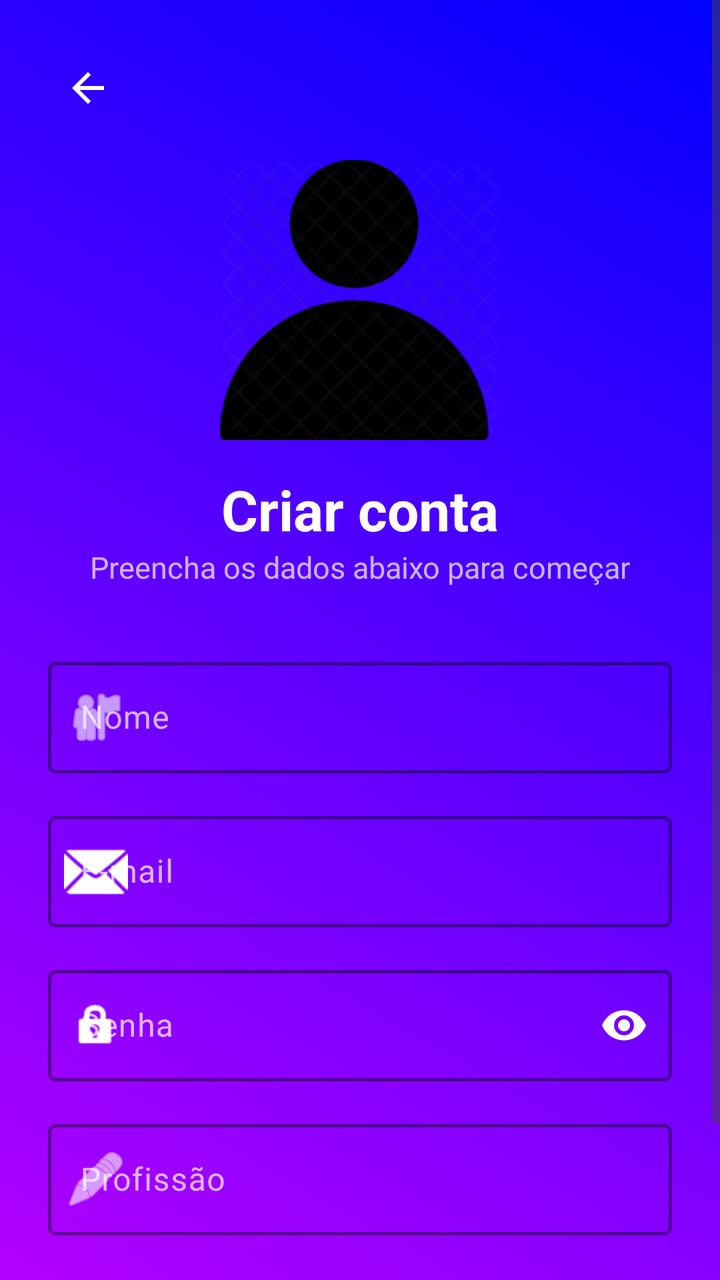
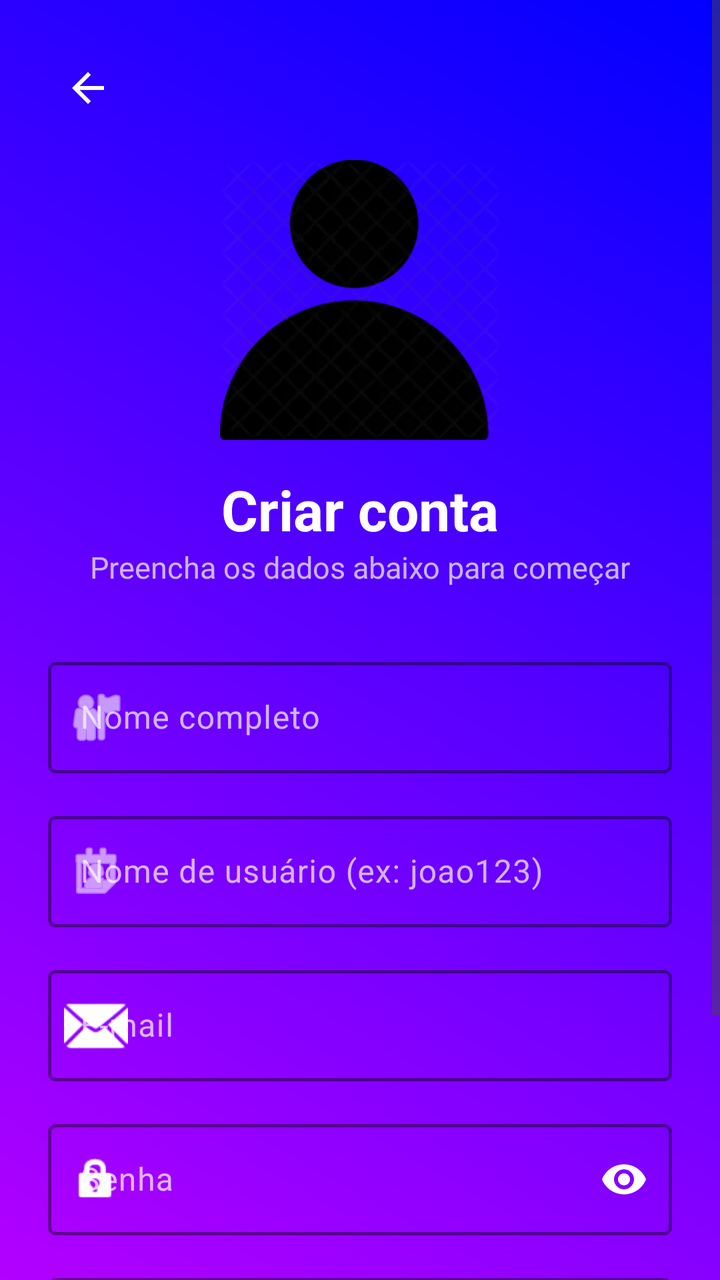

Two renders of the same Android screen: before a commit and after it. Below are the layout's source before the change and the commit's diff.
<!-- AndroidManifest.xml: application theme Theme.PlataformaRemota -->
<!-- res/layout/activity_cadastro.xml -->
<?xml version="1.0" encoding="utf-8"?>
<ScrollView xmlns:android="http://schemas.android.com/apk/res/android"
    xmlns:app="http://schemas.android.com/apk/res-auto"
    xmlns:tools="http://schemas.android.com/tools"
    android:layout_width="match_parent"
    android:layout_height="match_parent"
    android:background="@drawable/background_gradiente"
    android:fillViewport="true">

    <LinearLayout
        android:layout_width="match_parent"
        android:layout_height="wrap_content"
        android:orientation="vertical"
        android:padding="24dp">

        
        <LinearLayout
            android:layout_width="match_parent"
            android:layout_height="wrap_content"
            android:gravity="center_vertical"
            android:orientation="horizontal"
            android:layout_marginBottom="16dp">

            <ImageView
                android:id="@+id/btnVoltarCadastro"
                android:layout_width="40dp"
                android:layout_height="40dp"
                android:padding="8dp"
                android:background="?attr/selectableItemBackgroundBorderless"
                android:clickable="true"
                android:focusable="true"
                android:contentDescription="Voltar"
                android:src="@drawable/ic_arrow_back"
                app:tint="@color/white" />
        </LinearLayout>

        
        <LinearLayout
            android:layout_width="match_parent"
            android:layout_height="wrap_content"
            android:gravity="center_horizontal"
            android:orientation="vertical">

            <ImageView
                android:id="@+id/imageView"
                android:layout_width="140dp"
                android:layout_height="140dp"
                android:layout_marginBottom="16dp"
                android:scaleType="fitCenter"
                android:contentDescription="Ilustração de cadastro"
                app:srcCompat="@drawable/user_imagem" />

            <TextView
                android:layout_width="match_parent"
                android:layout_height="wrap_content"
                android:text="Criar conta"
                android:textAlignment="center"
                android:textColor="@color/white"
                android:textSize="28sp"
                android:textStyle="bold" />

            <TextView
                android:layout_width="match_parent"
                android:layout_height="wrap_content"
                android:layout_marginBottom="32dp"
                android:text="Preencha os dados abaixo para começar"
                android:textAlignment="center"
                android:textColor="#B3FFFFFF"
                android:textSize="15sp" />
        </LinearLayout>

        
        <com.google.android.material.textfield.TextInputLayout
            style="@style/Widget.Material3.TextInputLayout.OutlinedBox"
            android:layout_width="match_parent"
            android:layout_height="wrap_content"
            android:layout_marginBottom="16dp"
            android:hint="Nome"
            android:textColorHint="#B3FFFFFF"
            app:boxStrokeColor="@color/white"
            app:boxStrokeWidth="1.5dp"
            app:boxBackgroundColor="@android:color/transparent"
            app:hintTextColor="@color/white"
            app:startIconDrawable="@android:drawable/ic_menu_myplaces"
            app:startIconTint="@color/white">

            <com.google.android.material.textfield.TextInputEditText
                android:id="@+id/edtNome"
                android:layout_width="match_parent"
                android:layout_height="wrap_content"
                android:inputType="textPersonName"
                android:textColor="@color/white" />
        </com.google.android.material.textfield.TextInputLayout>

        
        <com.google.android.material.textfield.TextInputLayout
            style="@style/Widget.Material3.TextInputLayout.OutlinedBox"
            android:layout_width="match_parent"
            android:layout_height="wrap_content"
            android:layout_marginBottom="16dp"
            android:hint="E-mail"
            android:textColorHint="#B3FFFFFF"
            app:boxStrokeColor="@color/white"
            app:boxStrokeWidth="1.5dp"
            app:boxBackgroundColor="@android:color/transparent"
            app:hintTextColor="@color/white"
            app:startIconDrawable="@android:drawable/ic_dialog_email"
            app:startIconTint="@color/white">

            <com.google.android.material.textfield.TextInputEditText
                android:id="@+id/edtEmail"
                android:layout_width="match_parent"
                android:layout_height="wrap_content"
                android:inputType="textEmailAddress"
                android:textColor="@color/white" />
        </com.google.android.material.textfield.TextInputLayout>

        
        <com.google.android.material.textfield.TextInputLayout
            style="@style/Widget.Material3.TextInputLayout.OutlinedBox"
            android:layout_width="match_parent"
            android:layout_height="wrap_content"
            android:layout_marginBottom="16dp"
            android:hint="Senha"
            android:textColorHint="#B3FFFFFF"
            app:boxStrokeColor="@color/white"
            app:boxStrokeWidth="1.5dp"
            app:boxBackgroundColor="@android:color/transparent"
            app:hintTextColor="@color/white"
            app:endIconMode="password_toggle"
            app:endIconTint="@color/white"
            app:startIconDrawable="@android:drawable/ic_lock_idle_lock"
            app:startIconTint="@color/white">

            <com.google.android.material.textfield.TextInputEditText
                android:id="@+id/edtSenha"
                android:layout_width="match_parent"
                android:layout_height="wrap_content"
                android:inputType="textPassword"
                android:textColor="@color/white" />
        </com.google.android.material.textfield.TextInputLayout>

        
        <com.google.android.material.textfield.TextInputLayout
            style="@style/Widget.Material3.TextInputLayout.OutlinedBox"
            android:layout_width="match_parent"
            android:layout_height="wrap_content"
            android:layout_marginBottom="32dp"
            android:hint="Profissão"
            android:textColorHint="#B3FFFFFF"
            app:boxStrokeColor="@color/white"
            app:boxStrokeWidth="1.5dp"
            app:boxBackgroundColor="@android:color/transparent"
            app:hintTextColor="@color/white"
            app:startIconDrawable="@android:drawable/ic_menu_edit"
            app:startIconTint="@color/white">

            <com.google.android.material.textfield.TextInputEditText
                android:id="@+id/edtProfissao"
                android:layout_width="match_parent"
                android:layout_height="wrap_content"
                android:inputType="text"
                android:textColor="@color/white" />
        </com.google.android.material.textfield.TextInputLayout>

        
        <com.google.android.material.button.MaterialButton
            android:id="@+id/btnSalvar"
            android:layout_width="match_parent"
            android:layout_height="56dp"
            android:backgroundTint="#0D226B"
            android:text="CADASTRAR"
            android:textColor="@color/white"
            android:textSize="16sp"
            android:textStyle="bold"
            app:cornerRadius="28dp"
            app:elevation="4dp" />

    </LinearLayout>

</ScrollView>
<!-- resources referenced by this layout -->
<resources>
  <color name="white">#FFFFFFFF</color>
  <!-- drawable background_gradiente (drawable) -->
  <?xml version="1.0" encoding="utf-8"?>
  <shape xmlns:android="http://schemas.android.com/apk/res/android">
      <gradient
          android:startColor="#B300FF"
          android:endColor="#0000FF"
          android:angle="45"/>
  </shape>
  <!-- drawable ic_arrow_back (drawable) -->
  <vector xmlns:android="http://schemas.android.com/apk/res/android" android:autoMirrored="true" android:height="24dp" android:tint="#000000" android:viewportHeight="960" android:viewportWidth="960" android:width="24dp">
        
      <path android:fillColor="@android:color/white" android:pathData="M313,520L537,744L480,800L160,480L480,160L537,216L313,440L800,440L800,520L313,520Z"/>
      
  </vector>
  <!-- drawable user_imagem: webp bitmap (drawable, 11140 bytes) -->
  <style name="Theme.PlataformaRemota" parent="Base.Theme.PlataformaRemota" />
  <style name="Base.Theme.PlataformaRemota" parent="Theme.Material3.DayNight.NoActionBar">
          
          
      </style>
</resources>

<!-- the commit's change to res/layout/activity_cadastro.xml (unified diff, before → after) -->
@@ -13,7 +13,6 @@
         android:orientation="vertical"
         android:padding="24dp">
 
-        
         <LinearLayout
             android:layout_width="match_parent"
             android:layout_height="wrap_content"
@@ -29,12 +28,10 @@
                 android:background="?attr/selectableItemBackgroundBorderless"
                 android:clickable="true"
                 android:focusable="true"
-                android:contentDescription="Voltar"
                 android:src="@drawable/ic_arrow_back"
                 app:tint="@color/white" />
         </LinearLayout>
 
-        
         <LinearLayout
             android:layout_width="match_parent"
             android:layout_height="wrap_content"
@@ -47,7 +44,6 @@
                 android:layout_height="140dp"
                 android:layout_marginBottom="16dp"
                 android:scaleType="fitCenter"
-                android:contentDescription="Ilustração de cadastro"
                 app:srcCompat="@drawable/user_imagem" />
 
             <TextView
@@ -75,7 +71,7 @@
             android:layout_width="match_parent"
             android:layout_height="wrap_content"
             android:layout_marginBottom="16dp"
-            android:hint="Nome"
+            android:hint="Nome completo"
             android:textColorHint="#B3FFFFFF"
             app:boxStrokeColor="@color/white"
             app:boxStrokeWidth="1.5dp"
@@ -89,6 +85,32 @@
                 android:layout_width="match_parent"
                 android:layout_height="wrap_content"
                 android:inputType="textPersonName"
+                android:textColor="@color/white" />
+        </com.google.android.material.textfield.TextInputLayout>
+
+        
+        <com.google.android.material.textfield.TextInputLayout
+            style="@style/Widget.Material3.TextInputLayout.OutlinedBox"
+            android:layout_width="match_parent"
+            android:layout_height="wrap_content"
+            android:layout_marginBottom="16dp"
+            android:hint="Nome de usuário (ex: joao123)"
+            android:textColorHint="#B3FFFFFF"
+            app:boxStrokeColor="@color/white"
+            app:boxStrokeWidth="1.5dp"
+            app:boxBackgroundColor="@android:color/transparent"
+            app:hintTextColor="@color/white"
+            app:prefixText="@"
+            app:prefixTextColor="@color/white"
+            app:startIconDrawable="@android:drawable/ic_menu_my_calendar"
+            app:startIconTint="@color/white">
+
+            <com.google.android.material.textfield.TextInputEditText
+                android:id="@+id/edtUsername"
+                android:layout_width="match_parent"
+                android:layout_height="wrap_content"
+                android:inputType="text"
+                android:maxLength="20"
                 android:textColor="@color/white" />
         </com.google.android.material.textfield.TextInputLayout>
 
@@ -163,7 +185,6 @@
                 android:textColor="@color/white" />
         </com.google.android.material.textfield.TextInputLayout>
 
-        
         <com.google.android.material.button.MaterialButton
             android:id="@+id/btnSalvar"
             android:layout_width="match_parent"
@@ -177,5 +198,4 @@
             app:elevation="4dp" />
 
     </LinearLayout>
-
 </ScrollView>
